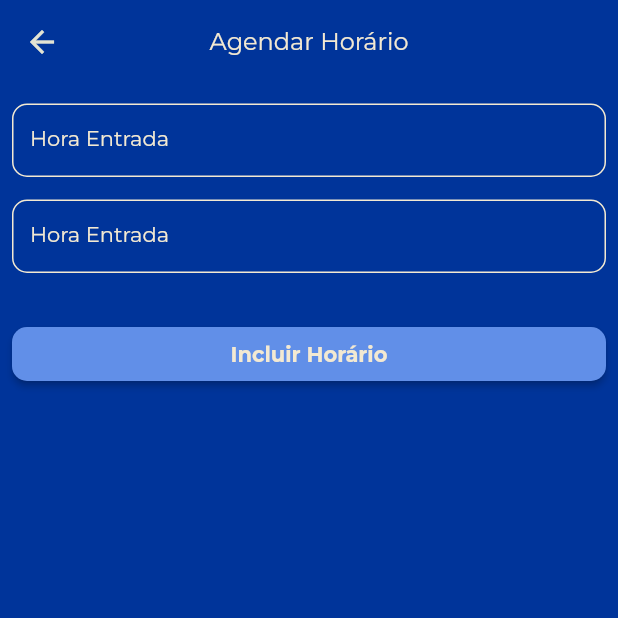
After one commit to Alexandrealvo/autopecasbelem, a Flutter app: the AgendarHorario screen opened by its route, after a tap on "Incluir Horário", on a phone screen of 412 x 824 dp, the top half of it. The commit adds this screen. Run offline on Flutter 3.47's test engine with Material 2 defaults, Android fonts, the light colour scheme and no system bars; our stand-ins replace email_validator, flutter_icons, get, get_storage, google_fonts, google_maps_flutter and 6 more; missing offline and left inert: edge_alert, flutter_open_whatsapp; accounts and stored records are empty; network calls fail.

Commit message:
agendar horario

```diff
--- a/lib/main.dart
+++ b/lib/main.dart
@@ -1,5 +1,6 @@
 import 'package:apbelem/modules/Agenda/agendar_visitas.dart';
 import 'package:apbelem/modules/Agenda/visualizar_agenda.dart';
+import 'package:apbelem/modules/AgendarHorario/agendarhorario.dart';
 import 'package:apbelem/modules/Chamadas/chamadas.dart';
 import 'package:apbelem/modules/Chamadas/status_cliente.dart';
 import 'package:apbelem/modules/Clientes/clientes.dart';
@@ -86,6 +87,10 @@ void main() {
         name: '/detalhesComunicados',
         page: () => DetalhesComunicadosPage(),
       ),
+       GetPage(
+        name: '/agendarhorario',
+        page: () => AgendarHorario(),
+      ),
     ],
   ));
 }
--- a/lib/modules/Agenda/visualizar_agenda.dart
+++ b/lib/modules/Agenda/visualizar_agenda.dart
@@ -247,7 +247,8 @@ class VisualizarAgenda extends StatelessWidget {
                               } else if ((e.ctlcheckin != '1' ||
                                       e.ctlcheckout != '1') &&
                                   d2.compareTo(d1) > 0) {
-                                print('abre page agendar horario');
+
+                                Get.toNamed('/agendarhorario');
                               } else if ((d2.compareTo(d1) < 0) &&
                                   (e.ctlcheckin == '0' ||
                                       e.ctlcheckout == '0')) {
--- /dev/null
+++ b/lib/modules/AgendarHorario/agendarhorario.controller.dart
@@ -0,0 +1,15 @@
+import 'package:flutter/material.dart';
+import 'package:get/get.dart';
+import 'package:mask_text_input_formatter/mask_text_input_formatter.dart';
+
+class AgendaHorarioController extends GetxController {
+  var isLoading = false.obs;
+  var idvisita = ''.obs;
+  var horaent = TextEditingController().obs;
+  var horasai = TextEditingController().obs;
+
+  var HoraMaskFormatter = new MaskTextInputFormatter(
+    mask: '##:##',
+    filter: {"#": RegExp(r'[0-9]')},
+  );
+}
--- /dev/null
+++ b/lib/modules/AgendarHorario/agendarhorario.dart
@@ -0,0 +1,206 @@
+import 'package:apbelem/modules/AgendarHorario/agendarhorario.controller.dart';
+import 'package:apbelem/utils/circular_progress_indicator.dart';
+import 'package:flutter/material.dart';
+import 'package:get/get.dart';
+import 'package:google_fonts/google_fonts.dart';
+
+class AgendarHorario extends StatelessWidget {
+  //const AgendarHorario({ Key? key }) : super(key: key);
+  AgendaHorarioController agendahorarioController =
+      Get.put(AgendaHorarioController());
+  @override
+  Widget build(BuildContext context) {
+    return SafeArea(
+      child: Scaffold(
+          appBar: AppBar(
+            title: Text(
+              'Agendar Horário',
+              style: GoogleFonts.montserrat(
+                fontSize: 16,
+                color: Theme.of(context).textSelectionTheme.selectionColor,
+              ),
+            ),
+            centerTitle: true,
+          ),
+          body: Obx(() {
+            return agendahorarioController.isLoading.value
+                ? CircularProgressIndicatorWidget()
+                : SingleChildScrollView(
+                    child: Container(
+                      margin: EdgeInsets.only(top: 5),
+                      padding: EdgeInsets.all(8),
+                      height: MediaQuery.of(context).size.height * .95,
+                      width: MediaQuery.of(context).size.width,
+                      child: Column(
+                        crossAxisAlignment: CrossAxisAlignment.stretch,
+                        children: [
+                          TextField(
+                            keyboardType: TextInputType.number,
+                            inputFormatters: [
+                              agendahorarioController.HoraMaskFormatter
+                            ],
+                            controller: agendahorarioController.horaent.value,
+                            style: GoogleFonts.montserrat(
+                              fontSize: 14,
+                              color: Theme.of(context)
+                                  .textSelectionTheme
+                                  .selectionColor,
+                            ),
+                            decoration: InputDecoration(
+                              disabledBorder: OutlineInputBorder(
+                                borderRadius: BorderRadius.circular(10),
+                                borderSide: BorderSide(
+                                  color: Theme.of(context)
+                                      .textSelectionTheme
+                                      .selectionColor,
+                                  width: 1,
+                                ),
+                              ),
+                              labelText: 'Hora Entrada',
+                              labelStyle: GoogleFonts.montserrat(
+                                fontSize: 14,
+                                color: Theme.of(context)
+                                    .textSelectionTheme
+                                    .selectionColor,
+                              ),
+                              isDense: true,
+                              focusedBorder: OutlineInputBorder(
+                                borderRadius: BorderRadius.circular(10),
+                                borderSide: BorderSide(
+                                  color: Theme.of(context)
+                                      .textSelectionTheme
+                                      .selectionColor,
+                                  width: 2,
+                                ),
+                              ),
+                              enabledBorder: OutlineInputBorder(
+                                borderRadius: BorderRadius.circular(10),
+                                borderSide: BorderSide(
+                                  color: Theme.of(context)
+                                      .textSelectionTheme
+                                      .selectionColor,
+                                  width: 1,
+                                ),
+                              ),
+                            ),
+                          ),
+
+                         SizedBox(height: 15),
+TextField(
+                            keyboardType: TextInputType.number,
+                            inputFormatters: [
+                              agendahorarioController.HoraMaskFormatter
+                            ],
+                            controller:agendahorarioController.horaent.value,
+                            style: GoogleFonts.montserrat(
+                              fontSize: 14,
+                              color: Theme.of(context)
+                                  .textSelectionTheme
+                                  .selectionColor,
+                            ),
+                            decoration: InputDecoration(
+                              disabledBorder: OutlineInputBorder(
+                                borderRadius: BorderRadius.circular(10),
+                                borderSide: BorderSide(
+                                  color: Theme.of(context)
+                                      .textSelectionTheme
+                                      .selectionColor,
+                                  width: 1,
+                                ),
+                              ),
+                              labelText: 'Hora Entrada',
+                              labelStyle: GoogleFonts.montserrat(
+                                fontSize: 14,
+                                color: Theme.of(context)
+                                    .textSelectionTheme
+                                    .selectionColor,
+                              ),
+                              isDense: true,
+                              focusedBorder: OutlineInputBorder(
+                                borderRadius: BorderRadius.circular(10),
+                                borderSide: BorderSide(
+                                  color: Theme.of(context)
+                                      .textSelectionTheme
+                                      .selectionColor,
+                                  width: 2,
+                                ),
+                              ),
+                              enabledBorder: OutlineInputBorder(
+                                borderRadius: BorderRadius.circular(10),
+                                borderSide: BorderSide(
+                                  color: Theme.of(context)
+                                      .textSelectionTheme
+                                      .selectionColor,
+                                  width: 1,
+                                ),
+                              ),
+                            ),
+                          ),
+                          SizedBox(
+                            height: 30,
+                          ),
+                          ButtonTheme(
+                            height: 50.0,
+                            child: ElevatedButton(
+                              style: ButtonStyle(
+                                backgroundColor:
+                                    MaterialStateProperty.resolveWith<Color>(
+                                  (Set<MaterialState> states) {
+                                    return Theme.of(context).accentColor;
+                                  },
+                                ),
+                                shape: MaterialStateProperty.resolveWith<
+                                    OutlinedBorder>(
+                                  (Set<MaterialState> states) {
+                                    return RoundedRectangleBorder(
+                                      borderRadius: BorderRadius.circular(10.0),
+                                    );
+                                  },
+                                ),
+                              ),
+                              onPressed: () {
+                                /* print(agendaController.idcliente.value);
+                                agendaController
+                                    .getAgendarVisitas()
+                                    .then((value) {
+                                  if (value == 1) {
+                                    print('teste');
+                                    edgeAlertWidgetTop(
+                                      context,
+                                      'Agendamento Realizado com Sucesso!',
+                                    );
+                                    Get.offNamed('/visualizar_agenda');
+                                    // Get.toNamed('/visualizar_agenda');
+                                  } else if (value == "qtdvazio") {
+                                    edgeAlertWidgetDangerTop(
+                                        context, 'Selecione Qtd de Semanas!');
+                                  } else if (value == "diasvazio") {
+                                    edgeAlertWidgetDangerTop(context,
+                                        'Selecione pelo menos um dia da semana!');
+                                  } else {
+                                    onAlertButtonPressed(
+                                        context,
+                                        'Algo deu errado\n Tente novamente',
+                                        null);
+                                  }
+                                });*/
+                              },
+                              child: Text(
+                                "Incluir Horário",
+                                style: GoogleFonts.montserrat(
+                                  fontWeight: FontWeight.bold,
+                                  color: Theme.of(context)
+                                      .textSelectionTheme
+                                      .selectionColor,
+                                ),
+                              ),
+                            ),
+                          )
+                        ],
+                      ),
+                    ),
+                  );
+          })),
+    );
+  }
+}
--- a/pubspec.yaml
+++ b/pubspec.yaml
@@ -39,3 +39,4 @@ flutter:
   uses-material-design: true
   assets:
     - images/
+    - images/cliente.png
```
